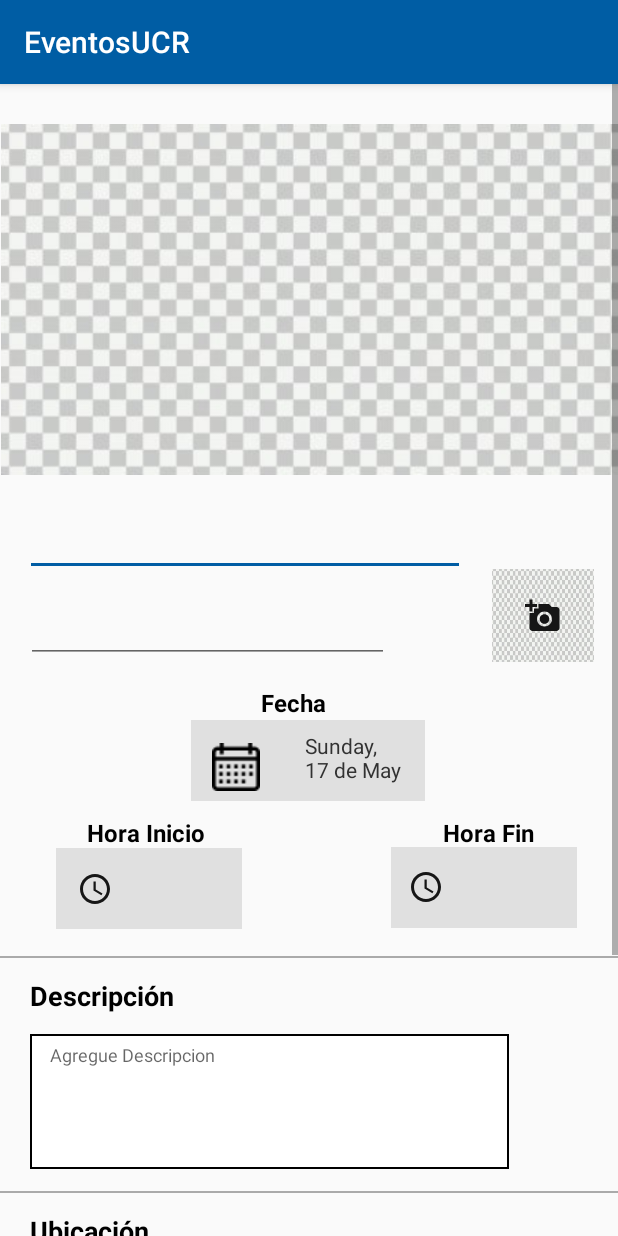
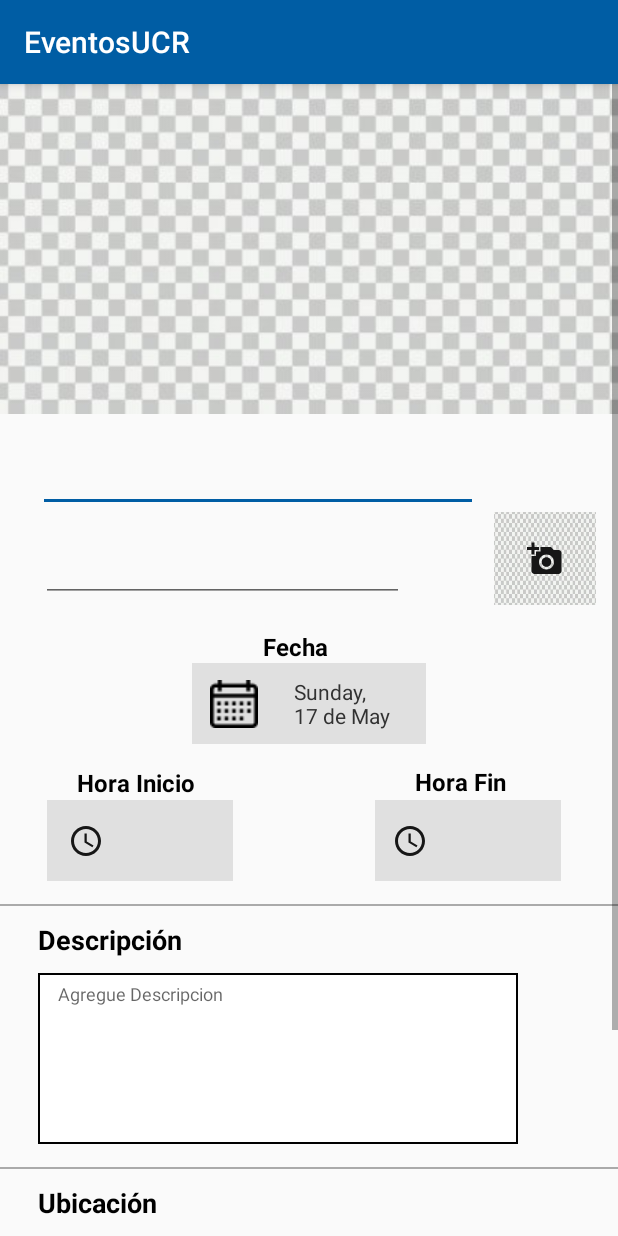
Before and after one commit to pipo2310/EventosUCR, an Android app: the ModificarEliminarEvento screen opened directly, with no data from a screen before it, on a phone screen of 412 x 824 dp. Run offline under Robolectric (Android 15) with nearby library versions, the phone set to English and light mode, and no system bars; 3 statements that could not run were skipped.

Commit message:
Vista modificar evento arreglada

```diff
--- a/app/src/main/res/layout/activity_modificar_eliminar_evento.xml
+++ b/app/src/main/res/layout/activity_modificar_eliminar_evento.xml
@@ -5,82 +5,50 @@
     android:layout_width="match_parent"
     android:layout_height="match_parent"
     android:fillViewport="true"
-    tools:context=".CrearEvento">
-
-
-    <androidx.constraintlayout.widget.ConstraintLayout
+    tools:context=".ModificarEliminarEvento">
+    <LinearLayout
         android:layout_width="match_parent"
-        android:layout_height="wrap_content"
-        android:orientation="vertical" >
-
+        android:layout_height="match_parent"
+        android:orientation="vertical">
         <ImageView
             android:id="@+id/imagenEventoModificar"
-            android:layout_width="wrap_content"
-            android:layout_height="wrap_content"
-            android:layout_marginStart="17dp"
-            android:layout_marginTop="16dp"
-            android:layout_marginEnd="18dp"
-            android:layout_marginBottom="1dp"
-            app:layout_constraintBottom_toTopOf="@+id/nombreEvento"
-            app:layout_constraintEnd_toEndOf="parent"
-            app:layout_constraintHorizontal_bias="0.485"
-            app:layout_constraintStart_toStartOf="parent"
-            app:layout_constraintTop_toTopOf="parent"
-            app:layout_constraintVertical_bias="1.0"
+            android:layout_width="match_parent"
+            android:layout_height="220dp"
+            android:scaleType="centerCrop"
+            android:adjustViewBounds="true"
             app:srcCompat="@drawable/imagenblanco" />
-
         <EditText
             android:id="@+id/nombreEvento"
             android:layout_width="wrap_content"
             android:layout_height="wrap_content"
             android:layout_marginEnd="34dp"
+            android:layout_marginStart="25dp"
+            android:layout_marginTop="10dp"
             android:ems="10"
             android:hint="Nombre del evento"
             android:inputType="textPersonName"
             android:textColor="#AFAFAF"
-            android:textSize="25sp"
-            app:layout_constraintBottom_toBottomOf="parent"
-            app:layout_constraintEnd_toEndOf="parent"
-            app:layout_constraintHorizontal_bias="0.196"
-            app:layout_constraintStart_toStartOf="parent"
-            app:layout_constraintTop_toTopOf="parent"
-            app:layout_constraintVertical_bias="0.284" />
-
-        <EditText
-            android:id="@+id/agregarDireccion"
-            android:layout_width="242dp"
-            android:layout_height="44dp"
-            android:layout_marginTop="14dp"
-            android:ems="10"
-            android:hint="Agregar dirección"
-            android:inputType="textPersonName"
-            android:maxLength="20"
-            android:paddingStart="40sp"
-            android:textColor="#AFAFAF"
-            android:textSize="12sp"
-            app:layout_constraintBottom_toBottomOf="parent"
-            app:layout_constraintEnd_toEndOf="parent"
-            app:layout_constraintHorizontal_bias="0.118"
-            app:layout_constraintStart_toStartOf="parent"
-            app:layout_constraintTop_toBottomOf="@+id/nombreEvento"
-            app:layout_constraintVertical_bias="0.737" />
+            android:textSize="25sp" />
+        <androidx.constraintlayout.widget.ConstraintLayout
+            android:layout_width="match_parent"
+            android:layout_height="wrap_content"
+            android:layout_marginStart="25dp">
 
             <EditText
                 android:id="@+id/nombreInstitucion2"
                 android:layout_width="242dp"
                 android:layout_height="44dp"
-            android:layout_marginTop="14dp"
                 android:ems="10"
                 android:hint="Nombre de entidad/institucion"
                 android:inputType="textPersonName"
                 android:textColor="#AFAFAF"
                 android:textSize="12sp"
                 app:layout_constraintBottom_toBottomOf="parent"
-            app:layout_constraintEnd_toEndOf="parent"
-            app:layout_constraintHorizontal_bias="0.101"
+                app:layout_constraintEnd_toStartOf="@+id/agregarImagen"
+                app:layout_constraintHorizontal_bias="0.028"
                 app:layout_constraintStart_toStartOf="parent"
-            app:layout_constraintTop_toBottomOf="@+id/nombreEvento"
-            app:layout_constraintVertical_bias="0.0" />
+                app:layout_constraintTop_toTopOf="parent"
+                app:layout_constraintVertical_bias="0.888" />
 
             <ImageButton
 
@@ -96,6 +64,10 @@
                 app:layout_constraintVertical_bias="0.339"
                 app:srcCompat="@drawable/ic_add_a_photo_black_24dp" />
 
+        </androidx.constraintlayout.widget.ConstraintLayout>
+        <androidx.constraintlayout.widget.ConstraintLayout
+            android:layout_width="match_parent"
+            android:layout_height="wrap_content">
             <TextView
                 android:id="@+id/titulofecha"
                 android:layout_width="wrap_content"
@@ -106,38 +78,33 @@
                 android:textStyle="bold"
                 app:layout_constraintBottom_toBottomOf="parent"
                 app:layout_constraintEnd_toEndOf="parent"
-            app:layout_constraintHorizontal_bias="0.472"
+                app:layout_constraintHorizontal_bias="0.476"
                 app:layout_constraintStart_toStartOf="parent"
                 app:layout_constraintTop_toTopOf="parent"
-            app:layout_constraintVertical_bias="0.404" />
+                app:layout_constraintVertical_bias="0.238" />
 
             <ImageView
                 android:id="@+id/fondo"
                 android:layout_width="156dp"
                 android:layout_height="54dp"
                 android:background="#E0E0E0"
-            app:layout_constraintBottom_toBottomOf="parent"
                 app:layout_constraintEnd_toEndOf="parent"
-            app:layout_constraintHorizontal_bias="0.498"
                 app:layout_constraintStart_toStartOf="parent"
-            app:layout_constraintTop_toTopOf="parent"
-            app:layout_constraintVertical_bias="0.441" />
+                app:layout_constraintTop_toBottomOf="@+id/titulofecha"/>
 
             <TextView
                 android:id="@+id/fecha"
+                style="@android:style/Widget.EditText"
                 android:layout_width="wrap_content"
                 android:layout_height="wrap_content"
+                android:background="@null"
                 android:text="Jueves, \n26 de marzo"
                 android:textColor="@android:color/secondary_text_light"
                 android:textSize="14sp"
-            android:background="@null"
-            style="@android:style/Widget.EditText"
-            app:layout_constraintBottom_toBottomOf="@+id/fondo"
+                app:layout_constraintBottom_toBottomOf="parent"
                 app:layout_constraintEnd_toEndOf="@+id/fondo"
-            app:layout_constraintHorizontal_bias="0.825"
-            app:layout_constraintStart_toStartOf="@+id/fondo"
-            app:layout_constraintTop_toTopOf="@+id/fondo"
-            app:layout_constraintVertical_bias="0.4" />
+                app:layout_constraintStart_toEndOf="@+id/calendario"
+                app:layout_constraintTop_toTopOf="@+id/fondo"/>
 
             <ImageButton
                 android:id="@+id/calendario"
@@ -146,11 +113,17 @@
                 android:background="#00FFFFFF"
                 app:layout_constraintBottom_toBottomOf="@+id/fondo"
                 app:layout_constraintEnd_toEndOf="@+id/fondo"
-            app:layout_constraintHorizontal_bias="0.112"
+                app:layout_constraintHorizontal_bias="0.096"
                 app:layout_constraintStart_toStartOf="@+id/fondo"
                 app:layout_constraintTop_toBottomOf="@+id/titulofecha"
-            app:layout_constraintVertical_bias="0.714"
-            app:srcCompat="@drawable/calendaricon" />
+                app:srcCompat="@drawable/calendaricon"/>
+
+        </androidx.constraintlayout.widget.ConstraintLayout>
+
+        <androidx.constraintlayout.widget.ConstraintLayout
+            android:layout_width="match_parent"
+            android:layout_height="wrap_content"
+            android:layout_marginTop="10dp">
 
             <ImageView
                 android:id="@+id/fondotiempoIni"
@@ -159,22 +132,26 @@
                 android:background="#E0E0E0"
                 app:layout_constraintBottom_toBottomOf="parent"
                 app:layout_constraintEnd_toEndOf="parent"
-            app:layout_constraintHorizontal_bias="0.13"
+                app:layout_constraintHorizontal_bias="0.108"
                 app:layout_constraintStart_toStartOf="parent"
                 app:layout_constraintTop_toTopOf="parent"
-            app:layout_constraintVertical_bias="0.53" />
+                app:layout_constraintVertical_bias="1.0" />
 
             <TextView
                 android:id="@+id/tiempoInicio"
+                style="@android:style/Widget.EditText"
                 android:layout_width="wrap_content"
                 android:layout_height="wrap_content"
+                android:background="@null"
                 android:text=":"
+                android:textColor="@android:color/secondary_text_light"
+                android:textSize="14sp"
                 app:layout_constraintBottom_toBottomOf="@+id/fondotiempoIni"
                 app:layout_constraintEnd_toEndOf="@+id/fondotiempoIni"
                 app:layout_constraintHorizontal_bias="0.436"
                 app:layout_constraintStart_toEndOf="@+id/tiempoIniimg"
                 app:layout_constraintTop_toTopOf="@+id/fondotiempoIni"
-            app:layout_constraintVertical_bias="0.457" />
+                app:layout_constraintVertical_bias="0.457"  />
 
             <ImageButton
                 android:id="@+id/tiempoIniimg"
@@ -192,33 +169,32 @@
                 android:id="@+id/titulotiempoInicio"
                 android:layout_width="wrap_content"
                 android:layout_height="wrap_content"
+                android:layout_marginTop="4dp"
                 android:gravity="center"
                 android:text="Hora Fin"
                 android:textColor="#000000"
                 android:textSize="16sp"
                 android:textStyle="bold"
-            app:layout_constraintBottom_toBottomOf="parent"
-            app:layout_constraintEnd_toEndOf="@+id/fondotiempoFin"
-            app:layout_constraintHorizontal_bias="0.546"
-            app:layout_constraintStart_toStartOf="@+id/fondotiempoFin"
-            app:layout_constraintTop_toTopOf="parent"
-            app:layout_constraintVertical_bias="0.491" />
+                app:layout_constraintEnd_toEndOf="parent"
+                app:layout_constraintHorizontal_bias="0.787"
+                app:layout_constraintStart_toStartOf="parent"
+                app:layout_constraintTop_toTopOf="parent" />
 
             <TextView
                 android:id="@+id/titulotiempoFin"
-            android:layout_width="wrap_content"
-            android:layout_height="wrap_content"
+                android:layout_width="87dp"
+                android:layout_height="23dp"
+                android:layout_marginTop="4dp"
                 android:gravity="center"
                 android:text="Hora Inicio"
                 android:textColor="#000000"
                 android:textSize="16sp"
                 android:textStyle="bold"
-            app:layout_constraintBottom_toBottomOf="parent"
-            app:layout_constraintEnd_toEndOf="@+id/fondotiempoIni"
-            app:layout_constraintHorizontal_bias="0.446"
-            app:layout_constraintStart_toStartOf="@+id/fondotiempoIni"
-            app:layout_constraintTop_toTopOf="parent"
-            app:layout_constraintVertical_bias="0.491" />
+                app:layout_constraintBottom_toTopOf="@+id/fondotiempoIni"
+                app:layout_constraintEnd_toEndOf="parent"
+                app:layout_constraintHorizontal_bias="0.143"
+                app:layout_constraintStart_toStartOf="parent"
+                app:layout_constraintTop_toTopOf="parent" />
 
             <ImageView
                 android:id="@+id/fondotiempoFin"
@@ -227,20 +203,20 @@
                 android:background="#E0E0E0"
                 app:layout_constraintBottom_toBottomOf="parent"
                 app:layout_constraintEnd_toEndOf="parent"
-            app:layout_constraintHorizontal_bias="0.904"
+                app:layout_constraintHorizontal_bias="0.868"
                 app:layout_constraintStart_toStartOf="parent"
-            app:layout_constraintTop_toTopOf="parent"
-            app:layout_constraintVertical_bias="0.529" />
+                app:layout_constraintTop_toBottomOf="@+id/titulotiempoInicio"
+                app:layout_constraintVertical_bias="1.0"  />
 
             <TextView
                 android:id="@+id/tiempoFin"
+                style="@android:style/Widget.EditText"
                 android:layout_width="wrap_content"
                 android:layout_height="wrap_content"
-            style="@android:style/Widget.EditText"
+                android:background="@null"
+                android:text=":"
                 android:textColor="@android:color/secondary_text_light"
                 android:textSize="14sp"
-            android:background="@null"
-            android:text=":"
                 app:layout_constraintBottom_toBottomOf="@+id/fondotiempoFin"
                 app:layout_constraintEnd_toEndOf="@+id/fondotiempoFin"
                 app:layout_constraintHorizontal_bias="0.464"
@@ -260,67 +236,31 @@
                 app:layout_constraintTop_toTopOf="@+id/fondotiempoFin"
                 app:srcCompat="@drawable/ic_access_time_black_24dp" />
 
+
+        </androidx.constraintlayout.widget.ConstraintLayout>
         <View
             android:id="@+id/view"
             android:layout_width="match_parent"
             android:layout_height="1dp"
             android:background="@android:color/darker_gray"
-            app:layout_constraintBottom_toBottomOf="parent"
-            app:layout_constraintEnd_toEndOf="parent"
-            app:layout_constraintHorizontal_bias="0.0"
-            app:layout_constraintStart_toStartOf="parent"
-            app:layout_constraintTop_toTopOf="parent"
-            app:layout_constraintVertical_bias="0.728" />
-
-        <View
-            android:id="@+id/view2"
-            android:layout_width="match_parent"
-            android:layout_height="1dp"
-            android:background="@android:color/darker_gray"
-            app:layout_constraintBottom_toBottomOf="parent"
-            app:layout_constraintEnd_toEndOf="parent"
-            app:layout_constraintHorizontal_bias="1.0"
-            app:layout_constraintStart_toStartOf="parent"
-            app:layout_constraintTop_toTopOf="parent"
-            app:layout_constraintVertical_bias="0.573" />
-
+            android:layout_marginTop="15dp" />
         <TextView
             android:id="@+id/tituloDescripcion"
             android:layout_width="wrap_content"
             android:layout_height="wrap_content"
             android:gravity="center"
             android:text="Descripción"
+            android:layout_marginStart="25dp"
+            android:layout_marginTop="10dp"
             android:textColor="#000000"
             android:textSize="18sp"
-            android:textStyle="bold"
-            app:layout_constraintBottom_toBottomOf="parent"
-            app:layout_constraintEnd_toEndOf="parent"
-            app:layout_constraintHorizontal_bias="0.064"
-            app:layout_constraintStart_toStartOf="parent"
-            app:layout_constraintTop_toTopOf="parent"
-            app:layout_constraintVertical_bias="0.601" />
-
-        <TextView
-            android:id="@+id/tituloDescripcion2"
-            android:layout_width="wrap_content"
-            android:layout_height="wrap_content"
-            android:gravity="center"
-            android:text="Ubicación"
-            android:textColor="#000000"
-            android:textSize="18sp"
-            android:textStyle="bold"
-            app:layout_constraintBottom_toBottomOf="parent"
-            app:layout_constraintEnd_toEndOf="parent"
-            app:layout_constraintHorizontal_bias="0.06"
-            app:layout_constraintStart_toStartOf="parent"
-            app:layout_constraintTop_toTopOf="parent"
-            app:layout_constraintVertical_bias="0.759" />
-
+            android:textStyle="bold" />
         <EditText
             android:id="@+id/agregueDescripcion2"
-            android:layout_width="319dp"
-            android:layout_height="90dp"
+            android:layout_width="320dp"
+            android:layout_height="114dp"
             android:layout_marginTop="10dp"
+            android:layout_marginStart="25dp"
             android:background="@drawable/edittextbackg"
             android:ems="10"
             android:gravity="start|left"
@@ -328,13 +268,47 @@
             android:inputType="textPersonName"
             android:paddingStart="5sp"
             android:paddingTop="5sp"
+            android:textSize="12sp" />
+        <View
+            android:id="@+id/view2"
+            android:layout_width="match_parent"
+            android:layout_height="1dp"
+            android:background="@android:color/darker_gray"
+            android:layout_marginTop="15dp"/>
+        <TextView
+            android:id="@+id/tituloUbicacionCE"
+            android:layout_width="wrap_content"
+            android:layout_height="wrap_content"
+            android:gravity="center"
+            android:layout_marginStart="25dp"
+            android:layout_marginTop="10dp"
+            android:text="Ubicación"
+            android:textColor="#000000"
+            android:textSize="18sp"
+            android:textStyle="bold" />
+        <androidx.constraintlayout.widget.ConstraintLayout
+            android:layout_width="match_parent"
+            android:layout_height="wrap_content"
+            android:orientation="vertical"
+            android:layout_marginTop="10dp"
+            tools:layout_editor_absoluteY="516dp">
+            <EditText
+                android:id="@+id/agregarDireccion"
+                android:layout_width="242dp"
+                android:layout_height="44dp"
+                android:ems="10"
+                android:hint="Agregar dirección"
+                android:inputType="textPersonName"
+                android:maxLength="20"
+                android:paddingStart="40sp"
+                android:textColor="#AFAFAF"
                 android:textSize="12sp"
                 app:layout_constraintBottom_toBottomOf="parent"
                 app:layout_constraintEnd_toEndOf="parent"
-            app:layout_constraintHorizontal_bias="0.0"
-            app:layout_constraintStart_toStartOf="@+id/tituloDescripcion"
-            app:layout_constraintTop_toBottomOf="@+id/tituloDescripcion"
-            app:layout_constraintVertical_bias="0.012" />
+                app:layout_constraintHorizontal_bias="0.121"
+                app:layout_constraintStart_toStartOf="parent"
+                app:layout_constraintTop_toBottomOf="@+id/tituloDescripcion2"
+                app:layout_constraintVertical_bias="0.088" />
 
             <ImageView
                 android:id="@+id/imageView2"
@@ -348,11 +322,18 @@
                 app:layout_constraintVertical_bias="0.0"
                 app:srcCompat="@drawable/ic_location_on_black_24dp" />
 
+        </androidx.constraintlayout.widget.ConstraintLayout>
+
+        <androidx.constraintlayout.widget.ConstraintLayout
+            android:layout_width="match_parent"
+            android:layout_height="wrap_content"
+            android:layout_marginTop="40dp"
+            android:layout_marginBottom="40dp">
+
             <Button
                 android:id="@+id/modificarEvento"
                 android:layout_width="102dp"
                 android:layout_height="43dp"
-            android:layout_marginBottom="28dp"
                 android:background="@drawable/boton_redondeado"
                 android:text="Modificar"
                 android:textColor="#FFFFFF"
@@ -360,14 +341,13 @@
                 app:layout_constraintEnd_toEndOf="parent"
                 app:layout_constraintHorizontal_bias="0.167"
                 app:layout_constraintStart_toStartOf="parent"
-            app:layout_constraintTop_toBottomOf="@+id/agregarDireccion"
+                app:layout_constraintTop_toTopOf="parent"
                 app:layout_constraintVertical_bias="0.663" />
 
             <Button
                 android:id="@+id/eliminarEvento"
                 android:layout_width="102dp"
                 android:layout_height="43dp"
-            android:layout_marginBottom="28dp"
                 android:background="@drawable/boton_redondeado"
                 android:text="Eliminar"
                 android:textColor="#FFFFFF"
@@ -375,8 +355,12 @@
                 app:layout_constraintEnd_toEndOf="parent"
                 app:layout_constraintHorizontal_bias="0.816"
                 app:layout_constraintStart_toStartOf="parent"
-            app:layout_constraintTop_toBottomOf="@+id/agregarDireccion"
+                app:layout_constraintTop_toTopOf="parent"
                 app:layout_constraintVertical_bias="0.663" />
 
         </androidx.constraintlayout.widget.ConstraintLayout>
+
+
+    </LinearLayout>
+
 </ScrollView>
```
Lines whose indentation alone changed are shown as unchanged.
